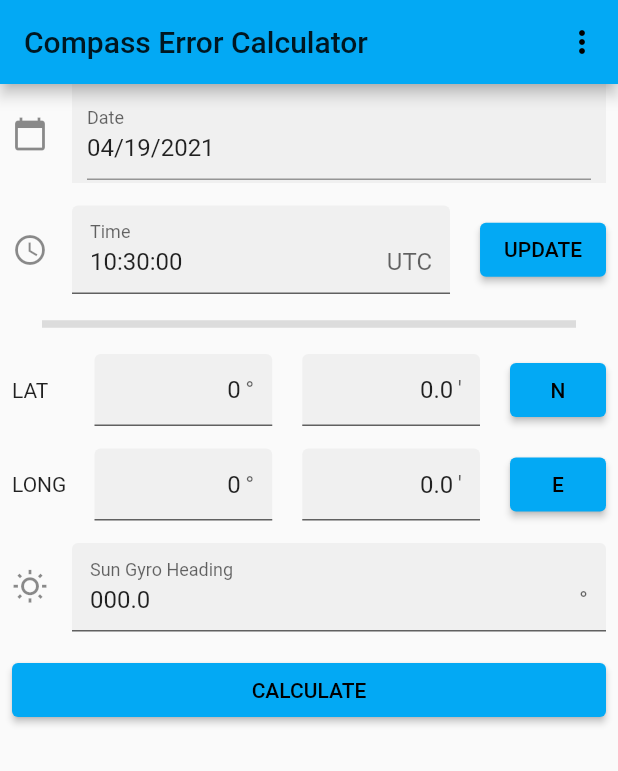
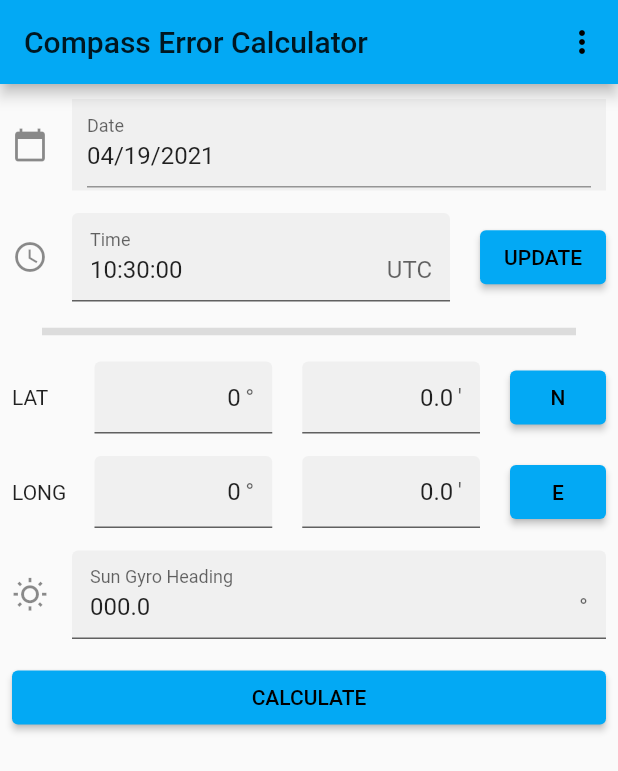
Before and after one commit to rodrigo-sp17/gyro_calc, a Flutter app: the screen it shows after launch, on a phone screen of 412 x 824 dp. Shown: the top 771 px of the screen. Run offline on Flutter 3.47's test engine with Material 2 defaults, Android fonts, the phone set to English and light mode, and no system bars; our stand-ins replace geolocator, latlong, mask_text_input_formatter; missing offline and left inert: spa, validate.

Commit message:
Fix identation on input view

```diff
--- a/lib/view/input.dart
+++ b/lib/view/input.dart
@@ -280,14 +280,14 @@ class InputFormState extends State<InputForm> {
       autovalidateMode: AutovalidateMode.disabled,
       child: Scrollbar(
         child: ListView(
-          padding: EdgeInsets.only(left: 8, right: 8),
+          padding: EdgeInsets.only(left: 8, right: 8, top: 10),
           children: [
             InputDecorator(
               decoration: InputDecoration(
                 filled: true,
                 icon: Icon(Icons.calendar_today),
                 border: InputBorder.none,
-                contentPadding: EdgeInsets.fromLTRB(10, 5, 10, 2)
+                contentPadding: EdgeInsets.fromLTRB(10, 0, 10, 2)
               ),
               child: InputDatePickerFormField(
                 initialDate: inputData.date,
```
